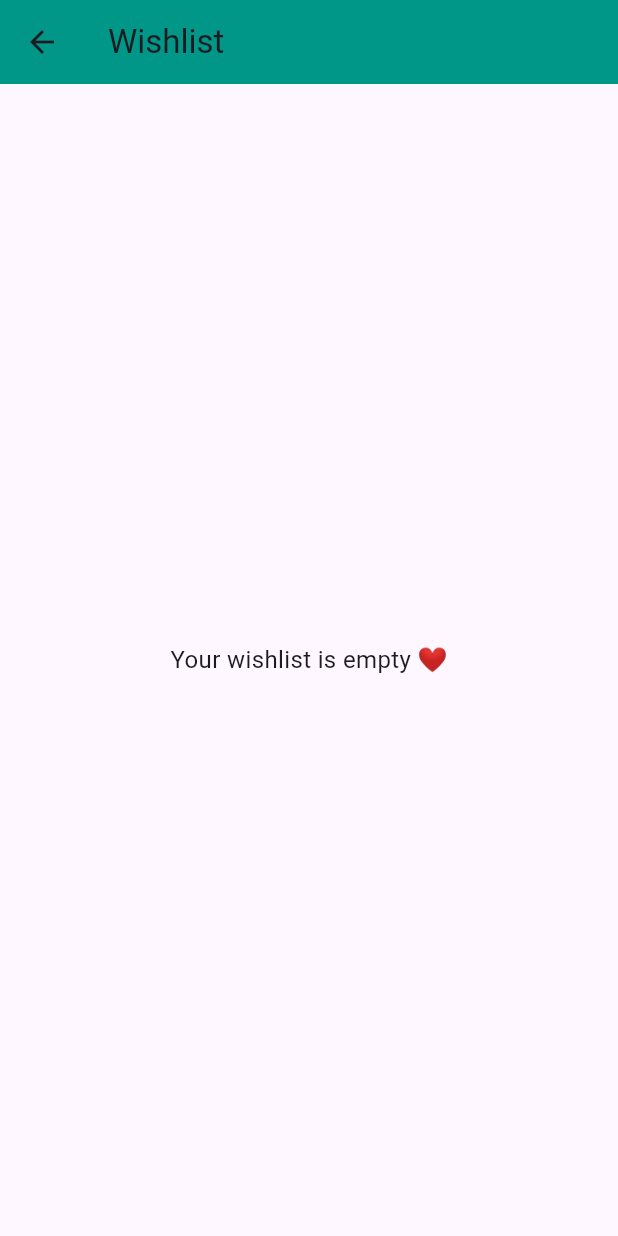
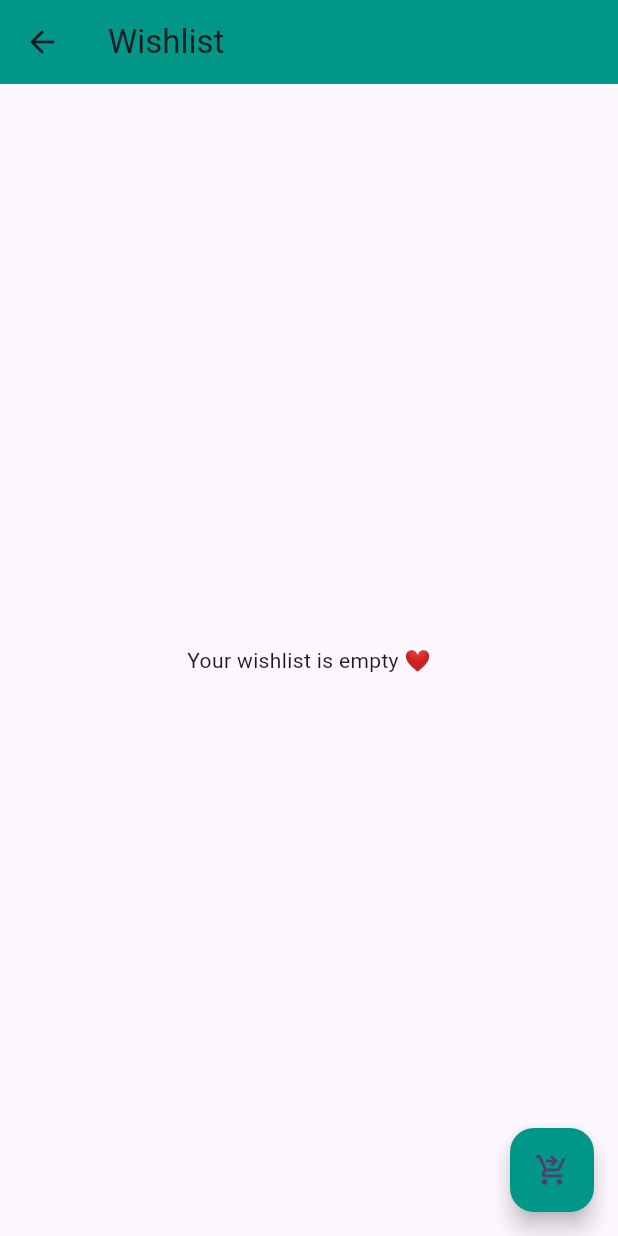
Before and after one commit to Avinash1705/bloc, a Flutter app: the WishlistPage screen opened directly, on a phone screen of 412 x 824 dp. Run offline on Flutter 3.47's test engine with Material 3 defaults, Android fonts, the phone set to English and light mode, and no system bars; our stand-ins replace bloc, cached_network_image, flutter_bloc, flutter_cache_manager; network calls fail.

Commit message:
wishlist done context was wrong

```diff
--- /dev/null
+++ b/lib/features/wishlist/animation/professional_fab.dart
@@ -0,0 +1,65 @@
+import 'package:flutter/material.dart';
+
+class ProfessionalFab extends StatefulWidget {
+  final VoidCallback onPressed;
+
+  const ProfessionalFab({
+    super.key,
+    required this.onPressed,
+  });
+
+  @override
+  State<ProfessionalFab> createState() => _ProfessionalFabState();
+}
+
+class _ProfessionalFabState extends State<ProfessionalFab>
+    with SingleTickerProviderStateMixin {
+  late final AnimationController _controller;
+  late final Animation<double> _scale;
+
+  @override
+  void initState() {
+    super.initState();
+
+    _controller = AnimationController(
+      vsync: this,
+      duration: const Duration(milliseconds: 120),
+      reverseDuration: const Duration(milliseconds: 120),
+    );
+
+    _scale = Tween<double>(begin: 1.0, end: 0.92).animate(
+      CurvedAnimation(
+        parent: _controller,
+        curve: Curves.easeOut,
+        reverseCurve: Curves.easeIn,
+      ),
+    );
+  }
+
+  @override
+  void dispose() {
+    _controller.dispose();
+    super.dispose();
+  }
+
+  Future<void> _handleTap() async {
+    await _controller.forward();
+    await _controller.reverse();
+
+    widget.onPressed();
+  }
+
+  @override
+  Widget build(BuildContext context) {
+    return ScaleTransition(
+      scale: _scale,
+      child: FloatingActionButton(
+        backgroundColor: Colors.teal,
+        elevation: 6,
+        highlightElevation: 2,
+        onPressed: _handleTap,
+        child: const Icon(Icons.shopping_cart_checkout),
+      ),
+    );
+  }
+}
--- a/lib/features/wishlist/wishlist_bloc.dart
+++ b/lib/features/wishlist/wishlist_bloc.dart
@@ -2,6 +2,7 @@ import 'dart:async';
 
 import 'package:bloc/bloc.dart';
 import 'package:blocPlants/data/wishlist_items.dart';
+import 'package:flutter/cupertino.dart';
 
 import 'wishlist_event.dart';
 import 'wishlist_state.dart';
@@ -10,6 +11,7 @@ class WishlistBloc extends Bloc<WishlistEvent, WishlistState> {
   WishlistBloc() : super(InitWishListState()){
     on<InitEvent>(_initEvent);
     on<RemoveFromWishListEvent> (_removeFromWishListEvent);
+    on<NavigateToCartPageEvent>(_navigateToCartPageEvent);
   }
 
 
@@ -44,4 +46,9 @@ class WishlistBloc extends Bloc<WishlistEvent, WishlistState> {
       emit(SuccessState(wishListData: wishListItems));
     }
   }
+
+  FutureOr<void> _navigateToCartPageEvent(NavigateToCartPageEvent event, Emitter<WishlistState> emit) {
+    print("NavigateToCartPageEvent received");
+    emit(NavigateToCartPageActionState());
+  }
 }
--- a/lib/features/wishlist/wishlist_event.dart
+++ b/lib/features/wishlist/wishlist_event.dart
@@ -6,3 +6,6 @@ class RemoveFromWishListEvent extends WishlistEvent {
   final item ;
   RemoveFromWishListEvent({required this.item});
 }
+
+class NavigateToCartPageEvent  extends WishlistEvent{
+}
--- a/lib/features/wishlist/wishlist_state.dart
+++ b/lib/features/wishlist/wishlist_state.dart
@@ -27,4 +27,4 @@ class EmptyWishListState extends WishlistState {
 
 
 //action
-class NavigateToCartPage extends WishlistActionState{}
+class NavigateToCartPageActionState  extends WishlistActionState{}
--- a/lib/features/wishlist/wishlist_view.dart
+++ b/lib/features/wishlist/wishlist_view.dart
@@ -2,59 +2,80 @@ import 'package:blocPlants/features/cart/bloc/cart_bloc.dart';
 import 'package:blocPlants/features/cart/bloc/cart_state.dart';
 import 'package:blocPlants/features/home/models/home_product_data.dart';
 import 'package:blocPlants/features/wishlist/widgets/product_tile_wishlist.dart';
+import 'package:blocPlants/features/wishlist/animation/professional_fab.dart';
 import 'package:blocPlants/features/wishlist/wishlist_bloc.dart';
 import 'package:blocPlants/features/wishlist/wishlist_event.dart';
 import 'package:blocPlants/features/wishlist/wishlist_state.dart';
 import 'package:flutter/material.dart';
 import 'package:flutter_bloc/flutter_bloc.dart';
 
-class WishlistPage extends StatefulWidget {
-  WishlistPage({super.key});
+import '../cart/bloc/cart_view.dart';
+
+class WishlistPage extends StatelessWidget {
+  const WishlistPage({super.key});
 
   @override
-  State<WishlistPage> createState() => _WishlistPageState();
+  Widget build(BuildContext context) {
+    return BlocProvider(
+      create: (_) => WishlistBloc()..add(InitEvent()),
+
+      // 🔑 THIS BUILDER IS THE KEY
+      child: Builder(builder: (context) {
+        return Scaffold(
+          appBar: AppBar(
+            backgroundColor: Colors.teal,
+            title: const Text("Wishlist"),
+          ),
+
+          body: BlocConsumer<WishlistBloc, WishlistState>(
+            listenWhen: (prev, curr) => curr is WishlistActionState,
+            buildWhen: (prev, curr) => curr is! WishlistActionState,
+
+            listener: (context, state) {
+              if (state is NavigateToCartPageActionState) {
+                Navigator.push(
+                  context,
+                  MaterialPageRoute(builder: (_) => CartPage()),
+                );
+              }
+            },
+
+            builder: (context, state) {
+              if (state is LoadingWishListState) {
+                return const Center(
+                    child: CircularProgressIndicator());
               }
 
-class _WishlistPageState extends State<WishlistPage> {
-  @override
-  Widget build(BuildContext context) {
-    return Scaffold(
-      appBar: AppBar(backgroundColor: Colors.teal, title: Text("Wishlist")),
-      body: BlocProvider(
-        create: (context) => WishlistBloc()..add(InitEvent()),
-        child: BlocConsumer<WishlistBloc, WishlistState>(
-          listenWhen: (prev, curr) => curr is WishlistActionState,
-          buildWhen: (prev, curr) =>
-              curr is InitWishListState ||
-              curr is LoadingWishListState ||
-              curr is SuccessState||
-              curr is RemoveFromWishListEvent||
-              curr is EmptyWishListState,
-          listener: (context, state) {
+              if (state is EmptyWishListState) {
+                return const Center(
+                  child: Text("Your wishlist is empty ❤️"),
+                );
+              }
 
-          },
-          builder: (context, state) {
-            switch (state.runtimeType) {
-              case LoadingWishListState: return Center(child: CircularProgressIndicator());
-              case EmptyWishListState :   return const Center(
-                child: Text(
-                  "Your wishlist is empty ❤️",
-                  style: TextStyle(fontSize: 16),
-                ),
-              );
-              case SuccessState:
-                final successState = state as SuccessState;
+              if (state is SuccessState) {
                 return ListView.builder(
-                  itemCount: successState.wishListData.length,
-                  itemBuilder: (context, index) => ProductTileWishlist(
-                    product: successState.wishListData[index],
+                  itemCount: state.wishListData.length,
+                  itemBuilder: (context, index) =>
+                      ProductTileWishlist(
+                        product: state.wishListData[index],
                       ),
                 );
               }
-            return Container();
+
+              return const SizedBox();
             },
           ),
+
+          floatingActionButton: ProfessionalFab(
+            onPressed: () {
+              // ✅ ALSO WORKS HERE
+              context
+                  .read<WishlistBloc>()
+                  .add(NavigateToCartPageEvent());
+            },
           ),
+        );
+      },)
     );
   }
 }
```
Lines whose indentation alone changed are shown as unchanged.
